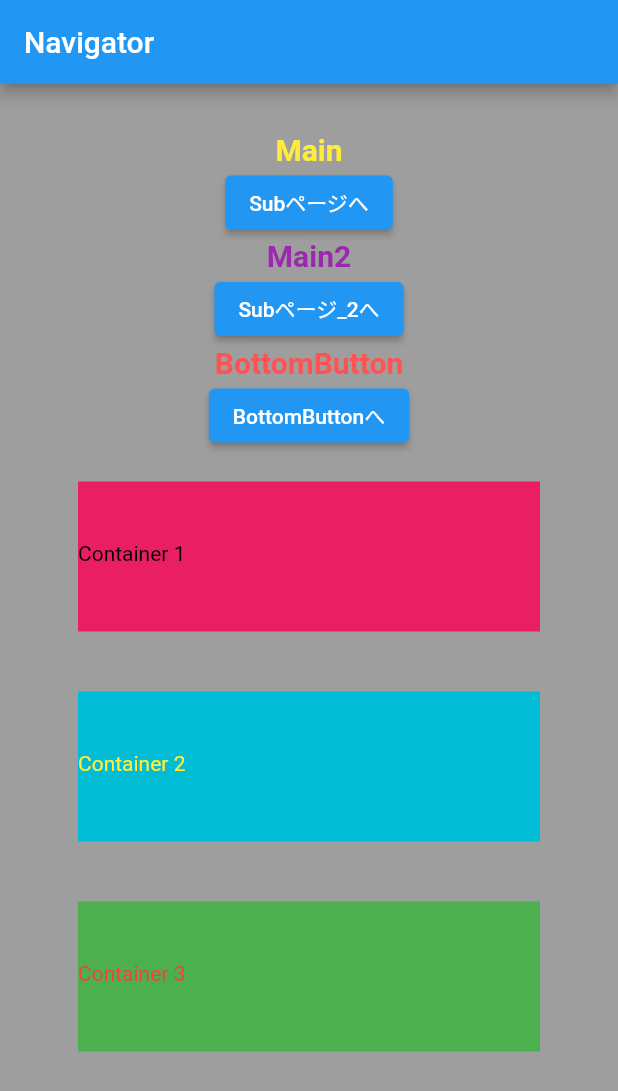
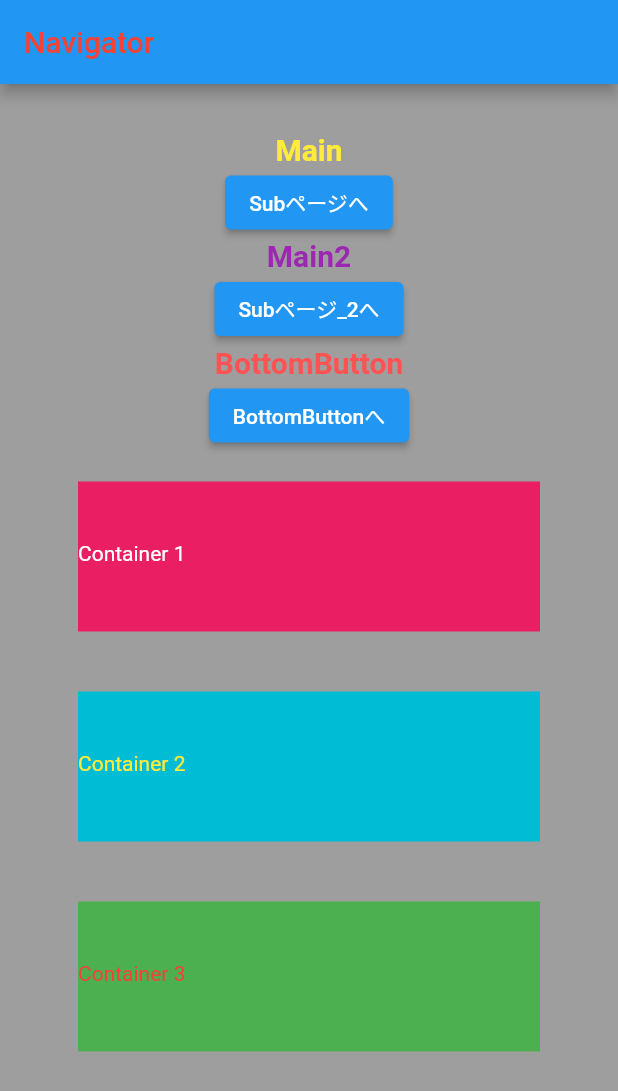
Before and after one commit to jungle379/flutter_app, a Flutter app: the screen it shows after launch, on a phone screen of 412 x 824 dp. Shown: the top 1091 px of the screen. Run offline on Flutter 3.47's test engine with Material 2 defaults, Android fonts, the phone set to English and light mode, and no system bars.

Commit message:
Update main.dart

```diff
--- a/lib/main.dart
+++ b/lib/main.dart
@@ -22,7 +22,7 @@ class MainPage extends StatelessWidget {
   Widget build(BuildContext context) {
     return Scaffold(
       appBar: AppBar(
-        title: const Text('Navigator'),
+        title: const Text('Navigator',style: TextStyle(color: Colors.red),),
       ),
       body: Container(
         color: Colors.grey,
@@ -59,7 +59,7 @@ class MainPage extends StatelessWidget {
                     color: Colors.pink,
                     margin: const EdgeInsets.fromLTRB(20,20,20,20),
                     padding: const EdgeInsets.fromLTRB(0, 40, 0, 40),
-                    child: const Text('Container 1',style: TextStyle(color: Colors.black),),
+                    child: const Text('Container 1',style: TextStyle(color: Colors.white),),
                   ),
                   Container(
                     height: 100,
```
